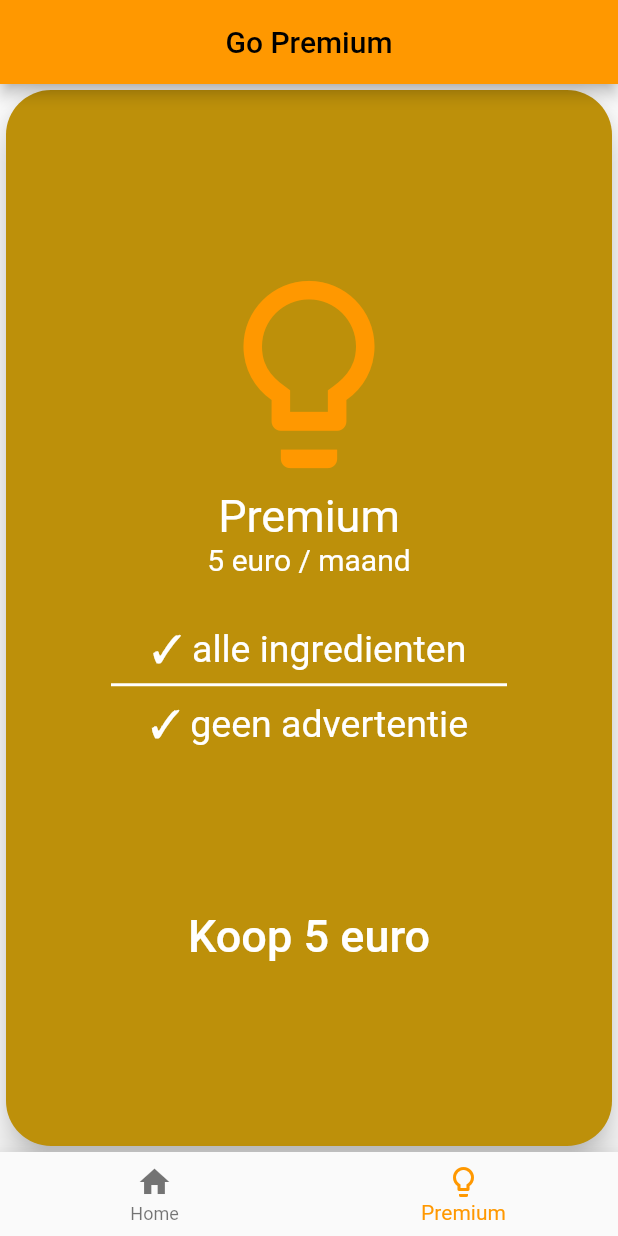
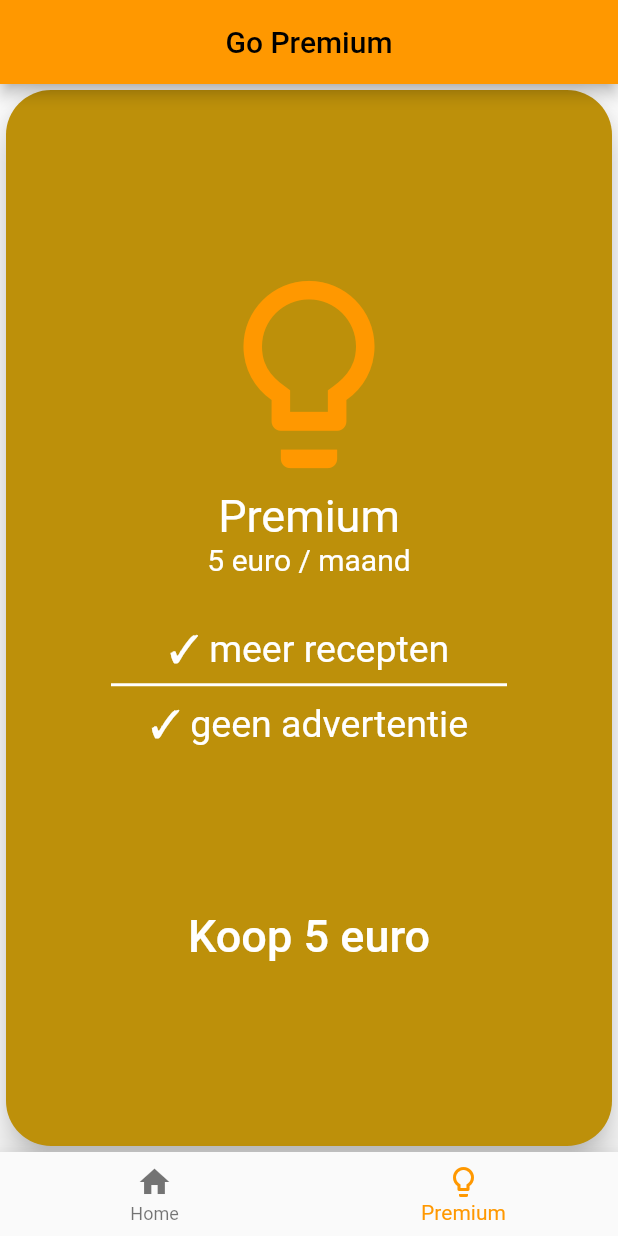
Before and after one commit to MohammedChebab/mad, a Flutter app: the screen it shows after launch, item 2 of the bottom bar chosen, on a phone screen of 412 x 824 dp. Run offline on Flutter 3.47's test engine with Material 2 defaults, Android fonts, the phone set to English and light mode, and no system bars; network calls fail.

```diff
--- a/lib/pages/recipe_premium_pages.dart
+++ b/lib/pages/recipe_premium_pages.dart
@@ -55,7 +55,7 @@ class PremiumPage extends StatelessWidget {
                     height: 30,
                   ),
                   const Text(
-                    "✓ alle ingredienten",
+                    "✓ meer recepten",
                     style: TextStyle(
                       fontSize: 25,
                       color: Colors.white,
```
